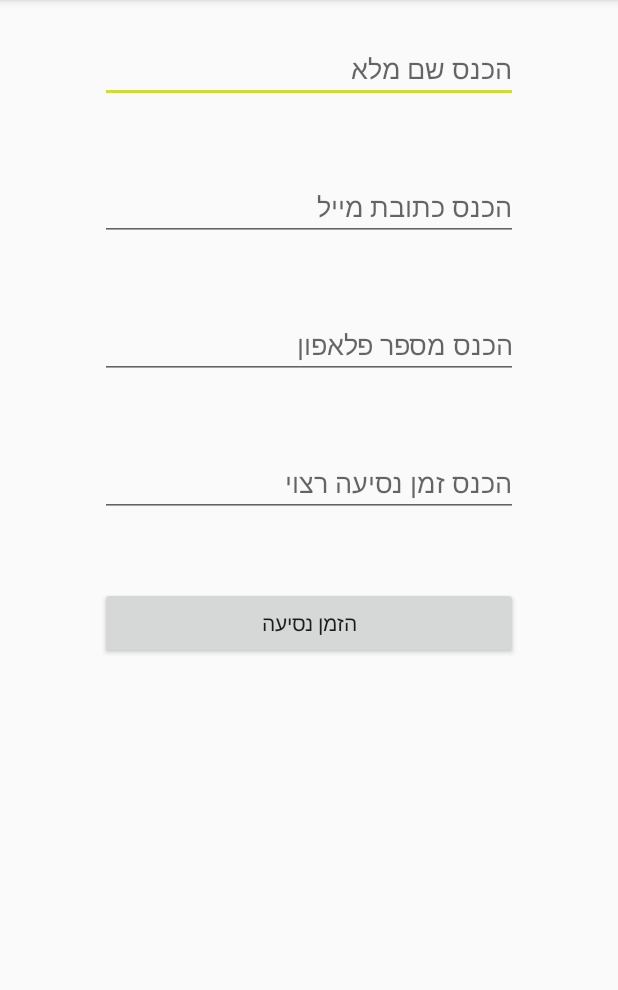
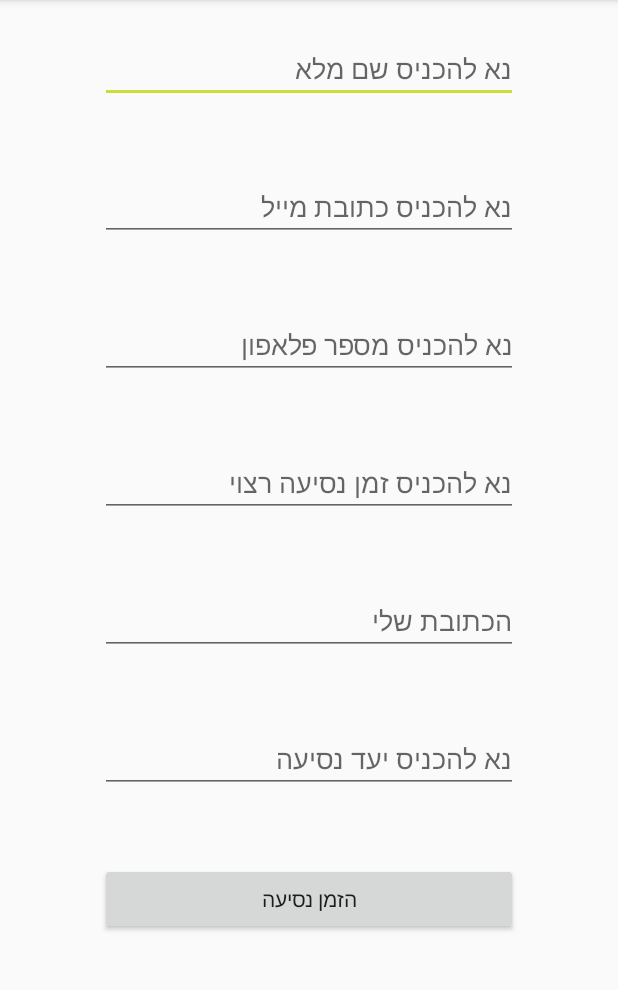
Before and after one commit to danielagam/AndroidProject, an Android app: the screen it shows after launch (MainActivity), on a phone screen of 412 x 824 dp, the part 84-1074 px from its top. Run offline under Robolectric (Android 15) with nearby library versions, the phone set to English and light mode, and no system bars; our stand-ins replace Firebase (no records; nobody signed in at launch, a user with empty details on screens opened directly).

Commit message:
מחיקה של  פונ מיותרות

```diff
--- a/app/build.gradle
+++ b/app/build.gradle
@@ -20,10 +20,13 @@ android {
 
 dependencies {
     implementation fileTree(dir: 'libs', include: ['*.jar'])
+    //noinspection GradleCompatible
     implementation 'com.android.support:appcompat-v7:27.1.1'
     implementation 'com.android.support.constraint:constraint-layout:1.1.3'
     implementation 'com.android.support:design:27.1.1'
+    //noinspection GradleCompatible
     implementation 'com.google.firebase:firebase-database:11.8.0'
+    implementation        'com.google.android.gms:play-services-location:11.8.0'
     testImplementation 'junit:junit:4.12'
     androidTestImplementation 'com.android.support.test:runner:1.0.2'
     androidTestImplementation 'com.android.support.test.espresso:espresso-core:3.0.2'
--- a/app/src/main/AndroidManifest.xml
+++ b/app/src/main/AndroidManifest.xml
@@ -1,6 +1,9 @@
 <?xml version="1.0" encoding="utf-8"?>
 <manifest xmlns:android="http://schemas.android.com/apk/res/android"
     package="com.danielshimon.android_project">
+
+    <uses-permission android:name="android.permission.ACCESS_FINE_LOCATION" />
+    <uses-permission android:name="android.permission.ACCESS_COARSE_LOCATION"/>
 
     <application
         android:allowBackup="true"
--- a/app/src/main/java/com/danielshimon/android_project/model/MainActivity.java
+++ b/app/src/main/java/com/danielshimon/android_project/model/MainActivity.java
@@ -20,7 +20,6 @@ import android.widget.EditText;
 import android.widget.TextView;
 import android.widget.TimePicker;
 import android.widget.Toast;
-
 import com.danielshimon.android_project.R;
 import com.danielshimon.android_project.model.entities.Travel;
 import com.google.android.gms.location.FusedLocationProviderClient;
@@ -88,22 +87,6 @@ public class MainActivity extends AppCompatActivity implements View.OnClickListe
         }
     }
 
-    private void getLocation1() {
-
-        //     Check the SDK version and whether the permission is already granted or not.
-        if (Build.VERSION.SDK_INT >= Build.VERSION_CODES.M && checkSelfPermission(Manifest.permission.ACCESS_FINE_LOCATION) != PackageManager.PERMISSION_GRANTED) {
-            requestPermissions(new String[]{Manifest.permission.ACCESS_FINE_LOCATION}, 5);
-
-        } else {
-            locationManager.requestLocationUpdates(LocationManager.GPS_PROVIDER, 0, 0, locationListener);
-        }
-
-    }
-
-    private void getLocation() {
-
-    }
-
 
     @Override
     protected void onCreate(Bundle savedInstanceState) {
@@ -128,15 +111,11 @@ public class MainActivity extends AppCompatActivity implements View.OnClickListe
         travel.setClientEmail(findViewById(R.id.mailClient).toString());
         travel.setClientNumber(findViewById(R.id.numberClient).toString());
         client = LocationServices.getFusedLocationProviderClient(this);
-        findViews();
+        startDrivingRequest = (EditText) findViewById(R.id.startDrivingRequest);
+        startDrivingRequest.setOnFocusChangeListener(this);
         requestPermission();
     }
 
-    private void findViews() {
-        startDrivingRequest = (EditText) findViewById(R.id.startDrivingRequest);
-        startDrivingRequest.setOnFocusChangeListener(this);
-
-    }
     private void requestPermission(){
         ActivityCompat.requestPermissions(this,new String[]{ Manifest.permission.ACCESS_FINE_LOCATION},1);
 }
--- a/app/src/main/res/layout/activity_main.xml
+++ b/app/src/main/res/layout/activity_main.xml
@@ -7,14 +7,13 @@
     android:gravity="center_horizontal"
     android:orientation="vertical"
     tools:context=".model.MainActivity">
-
     <EditText
         android:id="@+id/name"
         android:layout_width="match_parent"
         android:layout_height="wrap_content"
         android:layout_marginHorizontal="100px"
         android:layout_marginVertical="35px"
-        android:hint="הכנס שם מלא"
+        android:hint="נא להכניס שם מלא"
         android:inputType="text" />
 
     <EditText
@@ -23,22 +22,19 @@
         android:layout_height="wrap_content"
         android:layout_marginHorizontal="100px"
         android:layout_marginVertical="35px"
-        android:hint="הכנס כתובת מייל"
+        android:hint="נא להכניס כתובת מייל"
         android:inputType="textEmailAddress" />
-
     <EditText
         android:id="@+id/numberClient"
         android:layout_width="match_parent"
         android:layout_height="wrap_content"
         android:layout_marginHorizontal="100px"
         android:layout_marginVertical="35px"
-        android:hint="הכנס מספר פלאפון"
+        android:hint="נא להכניס מספר פלאפון"
         android:textAlignment="textEnd"
         android:maxLength="10"
         android:inputType="phone"
         android:gravity="end" />
-
-
     <EditText
         android:id="@+id/startDrivingRequest"
         android:layout_width="match_parent"
@@ -47,16 +43,32 @@
         android:layout_centerVertical="true"
         android:layout_marginHorizontal="100px"
         android:layout_marginVertical="35px"
-        android:hint="הכנס זמן נסיעה רצוי"
+        android:hint="נא להכניס זמן נסיעה רצוי"
         android:inputType="time" />
+    <EditText
+        android:id="@+id/MyLocation"
+        android:layout_width="match_parent"
+        android:layout_height="wrap_content"
+        android:layout_marginHorizontal="100px"
+        android:layout_marginVertical="35px"
+        android:hint="הכתובת שלי"
+        android:inputType="text" />
 
-
+    <EditText
+        android:id="@+id/destinationDrivingRequest"
+        android:layout_width="match_parent"
+        android:layout_height="wrap_content"
+        android:layout_centerHorizontal="true"
+        android:layout_centerVertical="true"
+        android:layout_marginHorizontal="100px"
+        android:layout_marginVertical="35px"
+        android:hint="נא להכניס יעד נסיעה"
+        android:inputType="time" />
     <Button
-        android:id="@+id/btn"
+        android:id="@+id/orderbtn"
         android:layout_width="match_parent"
         android:layout_height="wrap_content"
         android:layout_marginHorizontal="100px"
         android:layout_marginVertical="35px"
         android:text="הזמן נסיעה" />
-
 </android.support.v7.widget.LinearLayoutCompat>
```
